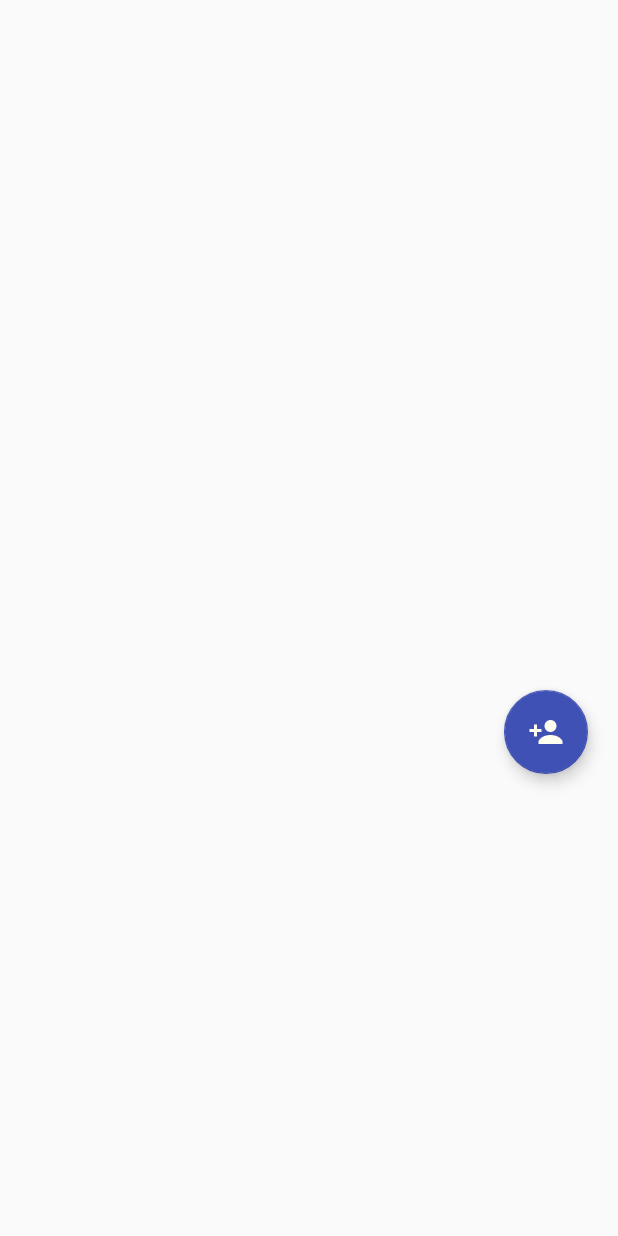
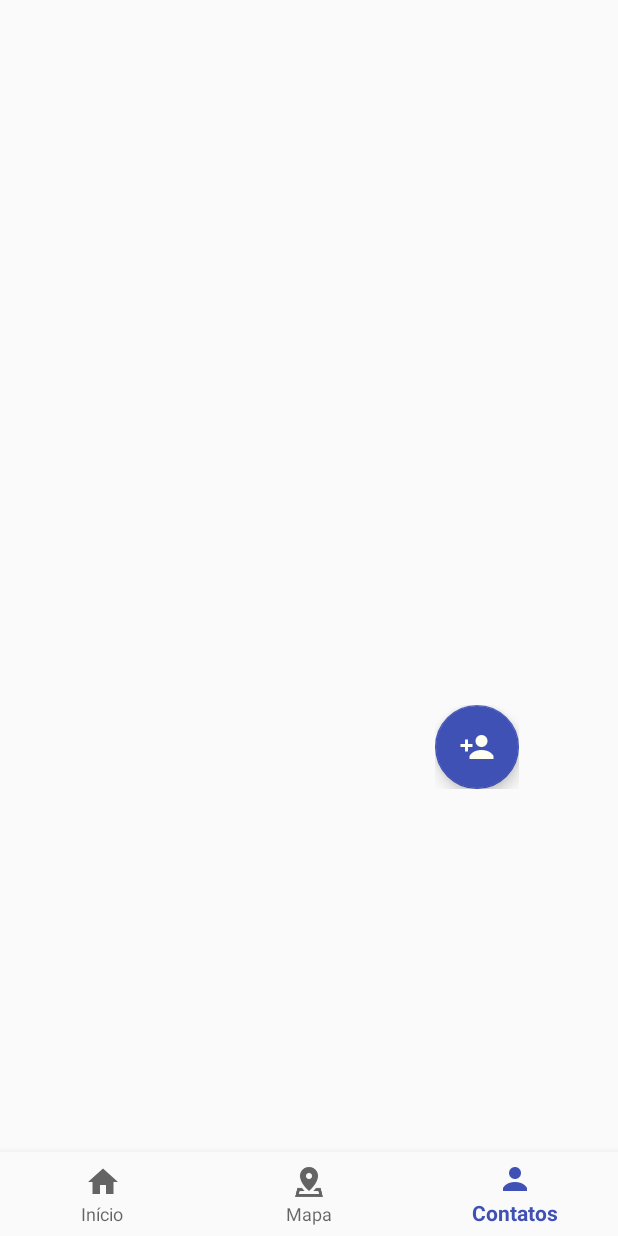
Before and after one commit to yuriigouveia2/SafeBand, an Android app: the ContatosActivity screen opened directly, with no data from a screen before it, on a phone screen of 412 x 824 dp. Run offline under Robolectric (Android 15) with nearby library versions, the phone set to English and light mode, and no system bars.

Commit message:
Aplicativo para apresentaçao 3

```diff
--- a/Aparencia/app/src/main/java/com/example/yurig/aparencia/ContatosActivity.java
+++ b/Aparencia/app/src/main/java/com/example/yurig/aparencia/ContatosActivity.java
@@ -1,30 +1,16 @@
 package com.example.yurig.aparencia;
 
-import android.content.DialogInterface;
 import android.content.Intent;
+import android.os.Bundle;
 import android.support.annotation.NonNull;
 import android.support.design.widget.BottomNavigationView;
 import android.support.design.widget.FloatingActionButton;
-import android.support.design.widget.Snackbar;
-import android.support.design.widget.TabLayout;
 import android.support.v7.app.AlertDialog;
 import android.support.v7.app.AppCompatActivity;
-import android.support.v7.widget.Toolbar;
-
-import android.support.v4.app.Fragment;
-import android.support.v4.app.FragmentManager;
-import android.support.v4.app.FragmentPagerAdapter;
-import android.support.v4.view.ViewPager;
-import android.os.Bundle;
-import android.view.LayoutInflater;
 import android.view.Menu;
 import android.view.MenuItem;
-import android.view.View;
-import android.view.ViewGroup;
-
 import android.widget.ArrayAdapter;
 import android.widget.ListView;
-import android.widget.TextView;
 
 import java.util.ArrayList;
 
@@ -42,7 +28,7 @@ public class ContatosActivity extends AppCompatActivity {
         super.onCreate(savedInstanceState);
         setContentView(R.layout.activity_contatos);
 
-        BottomNavigationView bottomNavigationView = (BottomNavigationView) findViewById(R.id.navigation_contatos);
+        BottomNavigationView bottomNavigationView = (BottomNavigationView) findViewById(R.id.navigation);
         Menu menu = bottomNavigationView.getMenu();
         MenuItem menuItem = menu.getItem(2);
         menuItem.setChecked(true);
@@ -52,7 +38,8 @@ public class ContatosActivity extends AppCompatActivity {
                 switch (item.getItemId()) {
                     case R.id.navigation_home:
                         finish();
-                        startActivity(new Intent(ContatosActivity.this, MainActivity.class));
+                        Intent intent = new Intent(ContatosActivity.this, MainActivity.class);
+                        startActivity(intent);
                         return true;
                     case R.id.navigation_mapa:
                         finish();
@@ -68,27 +55,7 @@ public class ContatosActivity extends AppCompatActivity {
 
         //******************************************************************************************
 
-        listView = (ListView) findViewById(R.id.contatos_list);
-        adcContatoBtn = (FloatingActionButton) findViewById(R.id.adc_contato_btn);
-        arrayList = new ArrayList<String>();
-        arrayAdapter = new ArrayAdapter<String>(this, R.layout.list,R.id.item, arrayList);
-        listView.setAdapter(arrayAdapter);
-        builder = new AlertDialog.Builder(getApplicationContext());
 
-        adcContatoBtn.setOnClickListener(new View.OnClickListener() {
-            @Override
-            public void onClick(View view) {
-
-                builder.setTitle("Adicionar Contato");
-                builder.setPositiveButton("ok", new DialogInterface.OnClickListener() {
-                    @Override
-                    public void onClick(DialogInterface dialogInterface, int i) {
-                        //PAREI AQUI
-                    }
-                });
-                AlertDialog dialog = builder.create();
-            }
-        });
 
     }
 }
--- a/Aparencia/app/src/main/res/layout/activity_contatos.xml
+++ b/Aparencia/app/src/main/res/layout/activity_contatos.xml
@@ -6,18 +6,48 @@
     android:layout_height="match_parent"
     tools:context="com.example.yurig.aparencia.ContatosActivity">
 
-    <include layout="@layout/add_contatos_layout" />
-
-    <android.support.design.widget.FloatingActionButton
+    <LinearLayout
         android:layout_width="wrap_content"
         android:layout_height="wrap_content"
-        android:id="@+id/adc_contato_btn"
-        android:layout_marginTop="460dp"
-        android:layout_marginRight="20dp"
-        android:src="@mipmap/adc_contato"
-        app:tint="@color/colorPrimaryLight"
-        app:backgroundTint="@color/colorPrimary"
-        android:layout_gravity="end"
+        android:layout_marginLeft="290dp"
+        android:layout_marginTop="470dp">
+        <android.support.design.widget.FloatingActionButton
+            android:layout_width="wrap_content"
+            android:layout_height="wrap_content"
+            android:id="@+id/adc_contato_btn"
+            android:src="@mipmap/adc_contato"
+            app:tint="@color/colorPrimaryLight"
+            app:backgroundTint="@color/colorPrimary"
+            />
+    </LinearLayout>
+
+
+    <ListView
+        android:id="@+id/contatos_list"
+        android:layout_width="match_parent"
+        android:layout_height="match_parent"
+        android:dividerHeight="2.5dp"
+        android:gravity="center"
+        android:textAlignment="center"
+        tools:layout_editor_absoluteX="8dp"
+        tools:layout_editor_absoluteY="8dp"
+        tools:ignore="MissingConstraints"
         />
 
+    <android.support.constraint.ConstraintLayout
+        android:layout_height="match_parent"
+        android:layout_width="match_parent">
+        <android.support.design.widget.BottomNavigationView
+            android:id="@+id/navigation"
+            android:layout_width="0dp"
+            android:layout_height="wrap_content"
+            android:layout_marginEnd="0dp"
+            android:layout_marginStart="0dp"
+            android:background="?android:attr/windowBackground"
+            app:layout_constraintBottom_toBottomOf="parent"
+            app:layout_constraintLeft_toLeftOf="parent"
+            app:layout_constraintRight_toRightOf="parent"
+            app:menu="@menu/navigation" />
+    </android.support.constraint.ConstraintLayout>
+
 </android.support.design.widget.CoordinatorLayout>
--- a/Aparencia/app/src/main/res/layout/add_contatos_layout.xml
+++ /dev/null
@@ -1,21 +0,0 @@
-<?xml version="1.0" encoding="utf-8"?>
-<LinearLayout xmlns:android="http://schemas.android.com/apk/res/android"
-    android:layout_width="match_parent"
-    android:layout_height="match_parent"
-    xmlns:app="http://schemas.android.com/apk/res-auto"
-    xmlns:tools="http://schemas.android.com/tools">
-
-
-    <ListView
-        android:id="@+id/contatos_list"
-        android:layout_width="match_parent"
-        android:layout_height="match_parent"
-        android:dividerHeight="2.5dp"
-        android:gravity="center"
-        android:textAlignment="center"
-        tools:layout_editor_absoluteX="8dp"
-        tools:layout_editor_absoluteY="8dp"
-        tools:ignore="MissingConstraints"
-        />
-
-</LinearLayout>
```
Also changed, not shown: Aparencia/app/build.gradle (+4 -4 lines), Aparencia/app/src/main/java/com/example/yurig/aparencia/Firebase/FirebaseConfig.java (+16 -2 lines), Aparencia/app/src/main/java/com/example/yurig/aparencia/MapsActivity.java (+29 -5 lines), Aparencia/app/src/main/java/com/example/yurig/aparencia/MinhaContaActivity.java (+23 -6 lines), 1 other file.
